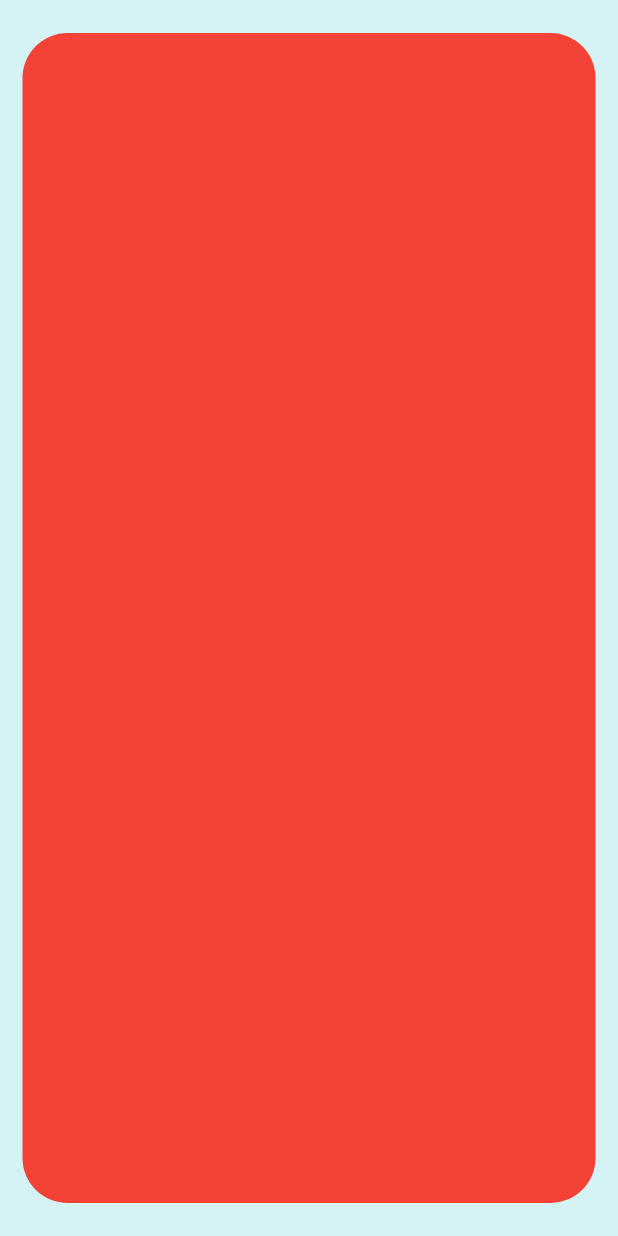
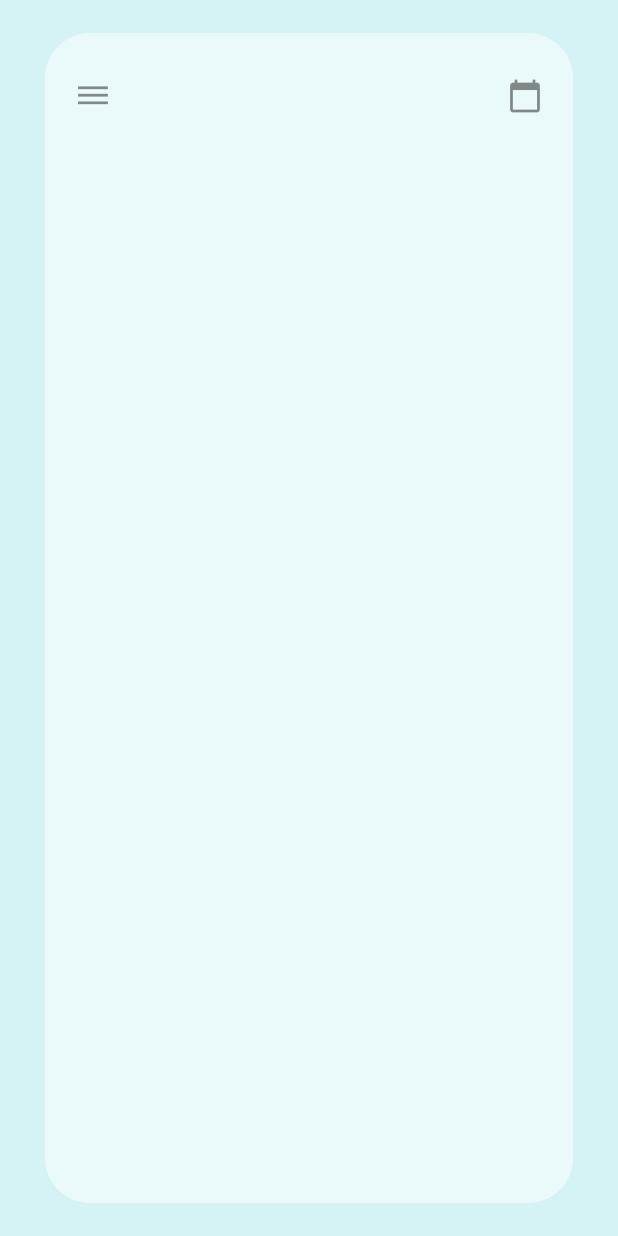
Before and after one commit to stark-ace-1891/tf08r_0024_reto_app_request, a Flutter app: the screen it shows after launch, on a phone screen of 412 x 824 dp. Run offline on Flutter 3.47's test engine with Material 2 defaults, Android fonts, the phone set to English and light mode, and no system bars; our stand-ins replace google_fonts.

Commit message:
Acabando iconos superiores

```diff
--- a/lib/pages/home_page.dart
+++ b/lib/pages/home_page.dart
@@ -5,17 +5,41 @@ class HomePage extends StatelessWidget {
   Widget build(BuildContext context) {
     return Scaffold(
       body: Container(
+        width: double.infinity,
         color: const Color(0xffD5F3F4),
         child: SafeArea(
           child: Padding(
             padding: const EdgeInsets.symmetric(
-              horizontal: 15,
+              horizontal: 30,
               vertical: 22,
             ),
             child: Container(
               decoration: BoxDecoration(
-                color: Colors.red,
+                color: Colors.white.withOpacity(0.5),
                 borderRadius: BorderRadius.circular(30),
+              ),
+              child: Padding(
+                padding: const EdgeInsets.symmetric(
+                  horizontal: 20,
+                  vertical: 30,
+                ),
+                child: Column(
+                  children: [
+                    Row(
+                      mainAxisAlignment: MainAxisAlignment.spaceBetween,
+                      children: [
+                        Icon(
+                          Icons.dehaze,
+                          color: Colors.black45,
+                        ),
+                        Icon(
+                          Icons.calendar_today,
+                          color: Colors.black45,
+                        ),
+                      ],
+                    ),
+                  ],
+                ),
               ),
             ),
           ),
```
